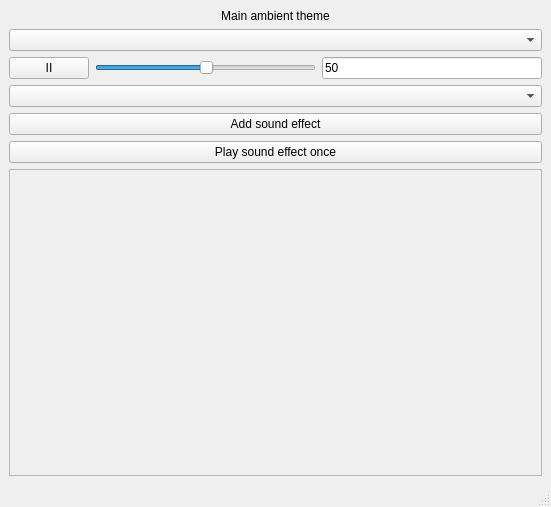
Above: AmbientPlayer/mainwindow.ui from TimurAztec/NG_2024_AmbientPlayer before the change. Below: the same form after it.
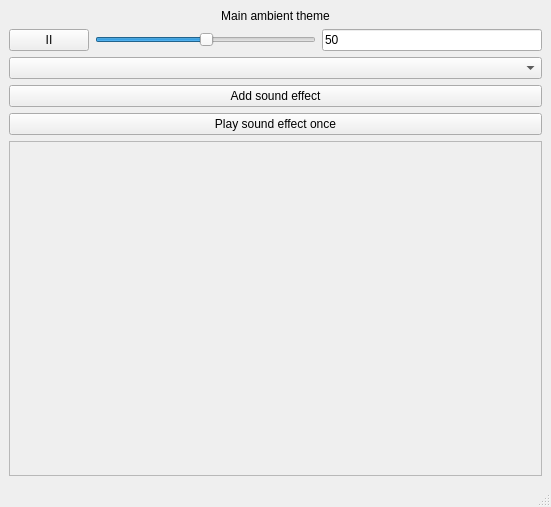
That is the form after the change.

Commit message: Added search bar to combo box

Diff of the .ui file:
```diff
--- a/AmbientPlayer/mainwindow.ui
+++ b/AmbientPlayer/mainwindow.ui
@@ -29,9 +29,6 @@
           </property>
          </widget>
         </item>
-        <item>
-         <widget class="QComboBox" name="comboBoxAmbient"/>
-        </item>
        </layout>
       </item>
       <item>
@@ -96,7 +93,7 @@
          <x>0</x>
          <y>0</y>
          <width>531</width>
-         <height>264</height>
+         <height>294</height>
         </rect>
        </property>
       </widget>
```
The commit also changes 56 other files.
